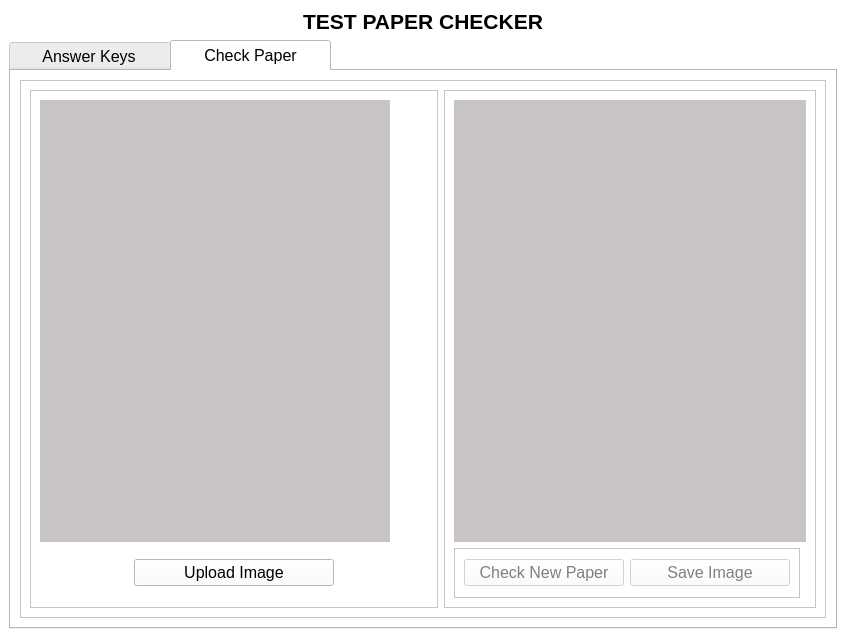
Old version of the form TestPaperChecker.ui in the repository jarapamikaella/OpenCV_TestPaperChecker.
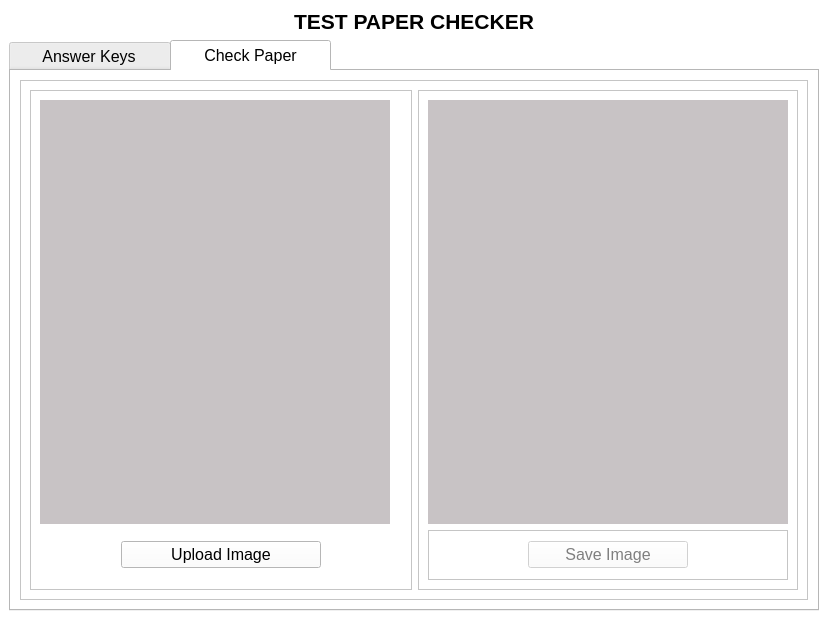
New version of the form. The open tabs and pages were chosen to show the change. Icons and pictures are not drawn.

```diff
--- a/TestPaperChecker.ui
+++ b/TestPaperChecker.ui
@@ -6,8 +6,8 @@
    <rect>
     <x>0</x>
     <y>0</y>
-    <width>846</width>
-    <height>638</height>
+    <width>828</width>
+    <height>620</height>
    </rect>
   </property>
   <property name="sizePolicy">
@@ -1644,8 +1644,8 @@
               <property name="frameShadow">
                <enum>QFrame::Raised</enum>
               </property>
-              <layout class="QHBoxLayout" name="horizontalLayout">
-               <item>
+              <layout class="QGridLayout" name="gridLayout_8">
+               <item row="0" column="0">
                 <widget class="QFrame" name="UploadImageFrame">
                  <property name="frameShape">
                   <enum>QFrame::StyledPanel</enum>
@@ -2160,8 +2160,14 @@
                  </layout>
                 </widget>
                </item>
-               <item alignment="Qt::AlignHCenter">
+               <item row="0" column="1">
                 <widget class="QFrame" name="CheckedImageFrame">
+                 <property name="minimumSize">
+                  <size>
+                   <width>380</width>
+                   <height>0</height>
+                  </size>
+                 </property>
                  <property name="frameShape">
                   <enum>QFrame::StyledPanel</enum>
                  </property>
@@ -2618,7 +2624,7 @@
                     </property>
                    </widget>
                   </item>
-                  <item row="1" column="0">
+                  <item row="1" column="0" colspan="2">
                    <widget class="QFrame" name="frame">
                     <property name="maximumSize">
                      <size>
@@ -2633,29 +2639,7 @@
                      <enum>QFrame::Raised</enum>
                     </property>
                     <layout class="QHBoxLayout" name="horizontalLayout_4">
-                     <item>
-                      <widget class="QPushButton" name="CheckNewPaperBtn">
-                       <property name="enabled">
-                        <bool>false</bool>
-                       </property>
-                       <property name="minimumSize">
-                        <size>
-                         <width>160</width>
-                         <height>0</height>
-                        </size>
-                       </property>
-                       <property name="maximumSize">
-                        <size>
-                         <width>250</width>
-                         <height>16777215</height>
-                        </size>
-                       </property>
-                       <property name="text">
-                        <string>Check New Paper</string>
-                       </property>
-                      </widget>
-                     </item>
-                     <item>
+                     <item alignment="Qt::AlignHCenter">
                       <widget class="QPushButton" name="SaveImageBtn">
                        <property name="enabled">
                         <bool>false</bool>
```
Left out of the diff: 42 changed lines with no effect on the pictures. Lines whose indentation alone changed are shown as unchanged.
